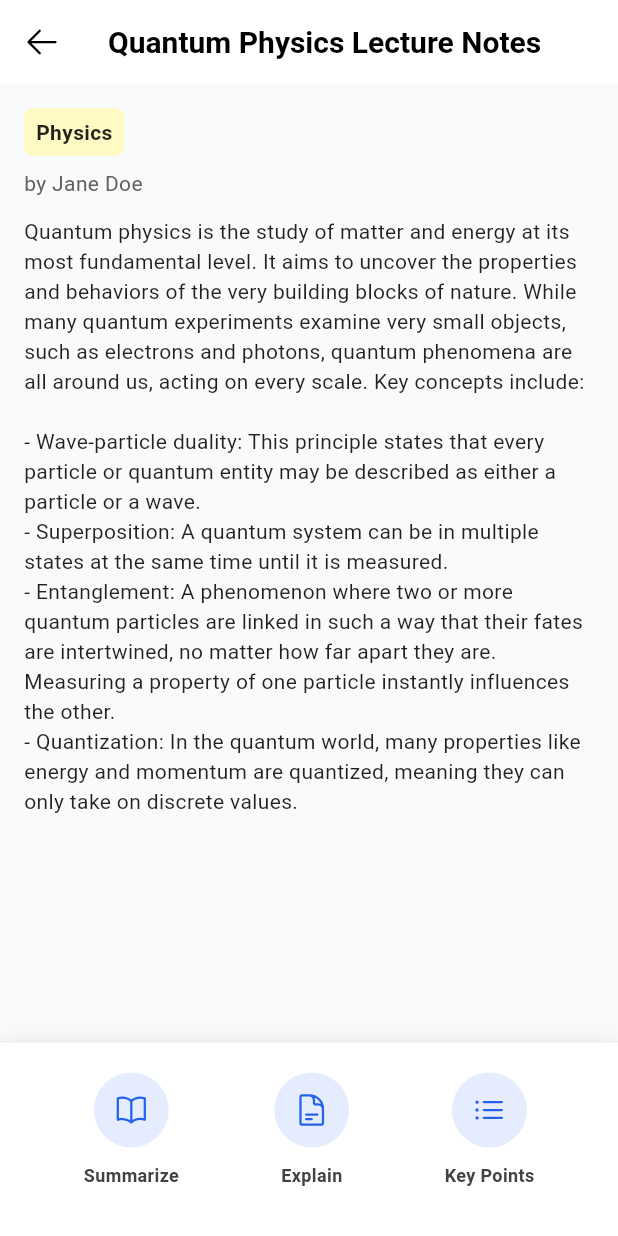
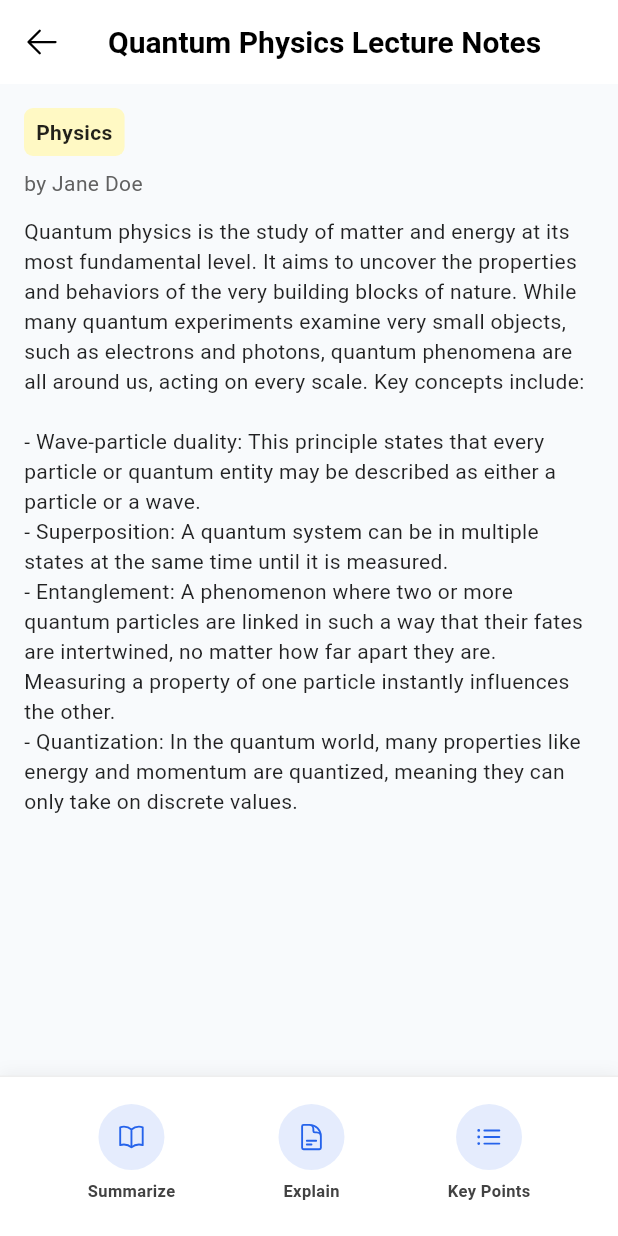
Before and after one commit to barshanpoddar/campusOwl-new, a Flutter app: the NoteDetailScreen screen opened directly with sample values from the repository, on a phone screen of 412 x 824 dp. Run offline on Flutter 3.47's test engine with Material 3 defaults, Android fonts, the phone set to English and light mode, and no system bars; our stand-ins replace flutter_svg, internet_connection_checker, shared_preferences; accounts and stored records are empty; Roboto replaces fonts that are missing (Poppins).

Commit message:
Refactor: Optimize action button layout and reduce padding in NoteDetailScreen

```diff
--- a/lib/screens/note_detail_screen.dart
+++ b/lib/screens/note_detail_screen.dart
@@ -101,8 +101,8 @@ class _NoteDetailScreenState extends State<NoteDetailScreen> {
               ],
             ),
             child: Row(
-              mainAxisAlignment: MainAxisAlignment.spaceAround,
-              children: [
+                mainAxisAlignment: MainAxisAlignment.spaceAround,
+                children: [
                 _buildActionButton(
                   icon: Icons.summarize,
                   label: 'Summarize',
@@ -141,40 +141,39 @@ class _NoteDetailScreenState extends State<NoteDetailScreen> {
       onTap: onTap,
       borderRadius: BorderRadius.circular(12),
       child: Container(
-        padding: const EdgeInsets.symmetric(horizontal: 8, vertical: 4),
+        padding: const EdgeInsets.symmetric(horizontal: 6, vertical: 2),
         child: Column(
           mainAxisSize: MainAxisSize.min,
           children: [
             // circular icon background (same for all options)
             Container(
-              width: 50,
-              height: 50,
+              width: 44,
+              height: 44,
               decoration: BoxDecoration(
                 color: theme.primaryColor.withValues(alpha: 0.12),
                 shape: BoxShape.circle,
               ),
               child: Center(
                 child: _loading
-                    ? const SizedBox(width: 20, height: 20, child: CircularProgressIndicator(strokeWidth: 2))
+                    ? const SizedBox(width: 18, height: 18, child: CircularProgressIndicator(strokeWidth: 2))
                     : AppIcon(
                         assetName: _assetNameForIcon(icon),
                         icon: icon,
-                        size: 24,
+                        size: 20,
                         color: theme.primaryColor,
                       ),
               ),
             ),
-            const SizedBox(height: 10),
+            const SizedBox(height: 6),
             Text(
               label,
               style: TextStyle(
-                fontSize: 12,
+                fontSize: 11,
                 fontWeight: FontWeight.w600,
                 color: Colors.grey[800],
               ),
             ),
-            const SizedBox(height: 6),
-            const SizedBox(height: 6),
+            const SizedBox(height: 4),
           ],
         ),
       ),
```
